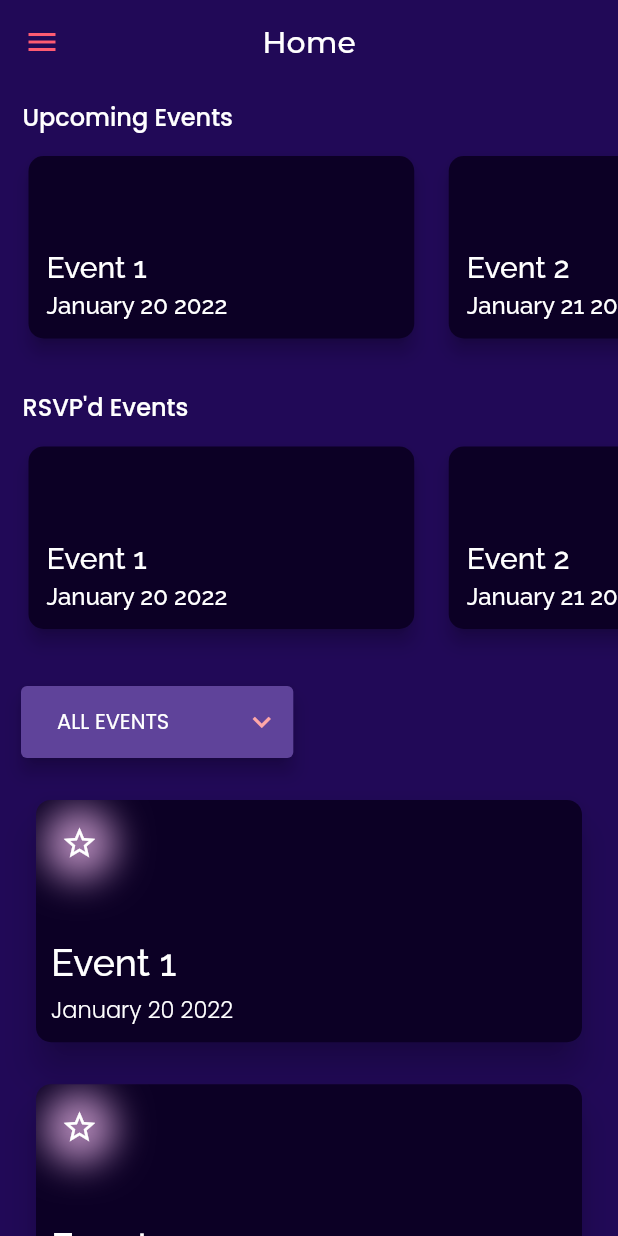
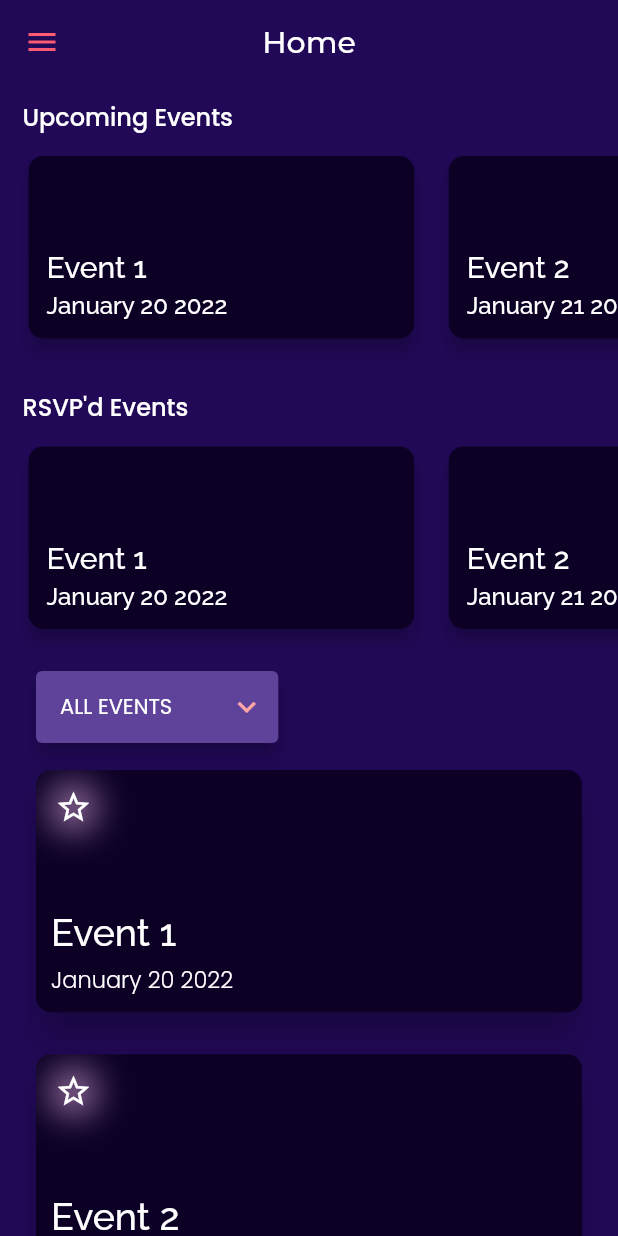
Before and after one commit to cyberwizard1001/events_app, a Flutter app: the Home screen opened directly, on a phone screen of 412 x 824 dp. Run offline on Flutter 3.47's test engine with Material 2 defaults, Android fonts, the phone set to English and light mode, and no system bars; our stand-ins replace auto_size_text, flutter_svg, google_fonts, smooth_page_indicator.

Commit message:
Corrected favourite icon and dropdown in home page

```diff
--- a/lib/screens/home.dart
+++ b/lib/screens/home.dart
@@ -203,9 +203,12 @@ class _MainCardWidgetState extends State<_MainCardWidget> {
                 Align(
                   alignment: Alignment.topLeft,
                   child: Padding(
-                    padding: const EdgeInsets.all(5),
+                    padding: const EdgeInsets.all(10),
                     child: Container(
+                      width: 30,
+                      height: 30,
                       decoration: const BoxDecoration(
+                        //TODO: Change Icon Color and Icon?
                           shape: BoxShape.circle,
                           boxShadow: [
                             BoxShadow(
@@ -273,7 +276,7 @@ class _MainCardWidgetState extends State<_MainCardWidget> {
 
 Widget _dropDown(listOfOptions, chosenOption, onChanged) {
   return Padding(
-    padding: const EdgeInsets.all(10),
+    padding: const EdgeInsets.only(left: 20),
     child: Card(
       //TODO: Reduce the height of the card
       elevation: 5,
@@ -301,7 +304,6 @@ Widget _dropDown(listOfOptions, chosenOption, onChanged) {
                     value,
                     overflow: TextOverflow.ellipsis,
                   ),
-                  padding: const EdgeInsets.only(left: 8, right: 12),
                 ),
               );
             }).toList(),
```
